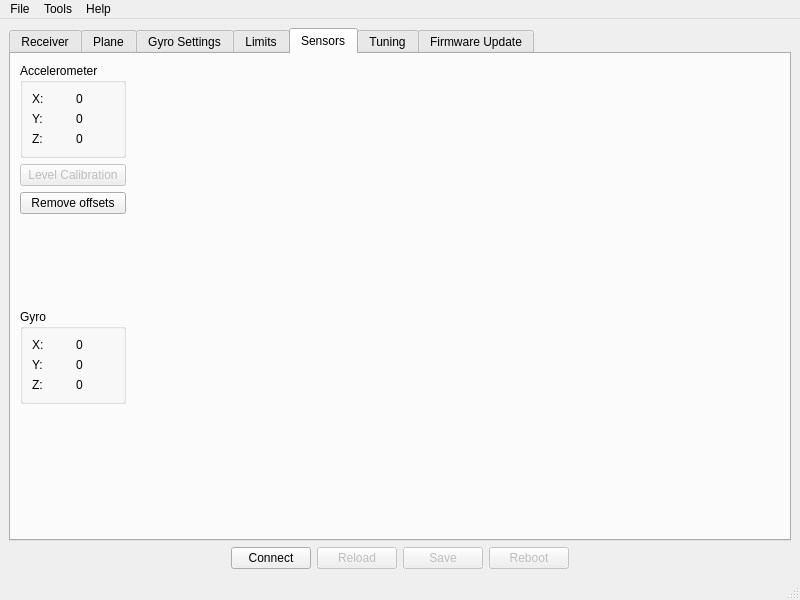
Qt form software/RX12GConfig/mainwindow.ui (bemcgarvey/RX12G) before a commit.
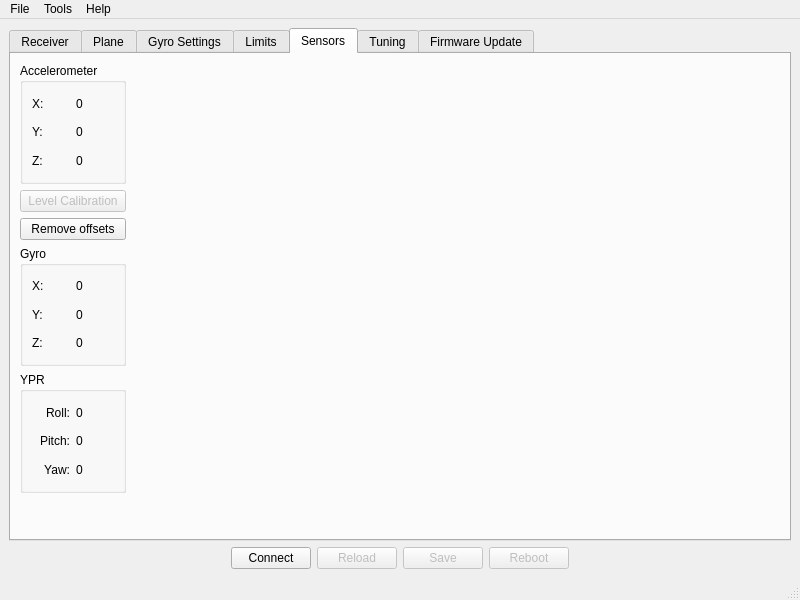
The same form after that commit. The open tabs and pages were chosen to show the change. Icons and pictures are not drawn. Custom widgets are drawn as their Qt base class.

Commit message: Added ypr display to sensor tab

The edit to the form file:
```diff
--- a/software/RX12GConfig/mainwindow.ui
+++ b/software/RX12GConfig/mainwindow.ui
@@ -2824,19 +2824,6 @@
               </property>
              </widget>
             </item>
-            <item>
-             <spacer name="verticalSpacer_21">
-              <property name="orientation">
-               <enum>Qt::Vertical</enum>
-              </property>
-              <property name="sizeHint" stdset="0">
-               <size>
-                <width>20</width>
-                <height>40</height>
-               </size>
-              </property>
-             </spacer>
-            </item>
             <item>
              <widget class="QGroupBox" name="groupBox_10">
               <property name="title">
@@ -2897,17 +2884,76 @@
              </widget>
             </item>
             <item>
-             <spacer name="verticalSpacer_19">
-              <property name="orientation">
-               <enum>Qt::Vertical</enum>
+             <widget class="QGroupBox" name="groupBox_2">
+              <property name="title">
+               <string>YPR</string>
               </property>
-              <property name="sizeHint" stdset="0">
-               <size>
-                <width>20</width>
-                <height>40</height>
-               </size>
-              </property>
-             </spacer>
+              <layout class="QVBoxLayout" name="verticalLayout_43">
+               <item>
+                <layout class="QHBoxLayout" name="horizontalLayout_22">
+                 <item>
+                  <layout class="QVBoxLayout" name="verticalLayout_41">
+                   <item>
+                    <widget class="QLabel" name="label_45">
+                     <property name="text">
+                      <string>Roll:</string>
+                     </property>
+                     <property name="alignment">
+                      <set>Qt::AlignRight|Qt::AlignTrailing|Qt::AlignVCenter</set>
+                     </property>
+                    </widget>
+                   </item>
+                   <item>
+                    <widget class="QLabel" name="label_47">
+                     <property name="text">
+                      <string>Pitch:</string>
+                     </property>
+                     <property name="alignment">
+                      <set>Qt::AlignRight|Qt::AlignTrailing|Qt::AlignVCenter</set>
+                     </property>
+                    </widget>
+                   </item>
+                   <item>
+                    <widget class="QLabel" name="label_48">
+                     <property name="text">
+                      <string>Yaw:</string>
+                     </property>
+                     <property name="alignment">
+                      <set>Qt::AlignRight|Qt::AlignTrailing|Qt::AlignVCenter</set>
+                     </property>
+                    </widget>
+                   </item>
+                  </layout>
+                 </item>
+                 <item>
+                  <layout class="QVBoxLayout" name="verticalLayout_42">
+                   <item>
+                    <widget class="QLabel" name="rollLabel">
+                     <property name="text">
+                      <string>0</string>
+                     </property>
+                    </widget>
+                   </item>
+                   <item>
+                    <widget class="QLabel" name="pitchLabel">
+                     <property name="text">
+                      <string>0</string>
+                     </property>
+                    </widget>
+                   </item>
+                   <item>
+                    <widget class="QLabel" name="yawLabel">
+                     <property name="text">
+                      <string>0</string>
+                     </property>
+                    </widget>
+                   </item>
+                  </layout>
+                 </item>
+                </layout>
+               </item>
+              </layout>
+             </widget>
             </item>
            </layout>
           </item>
```
The commit also changes 1 other file.
